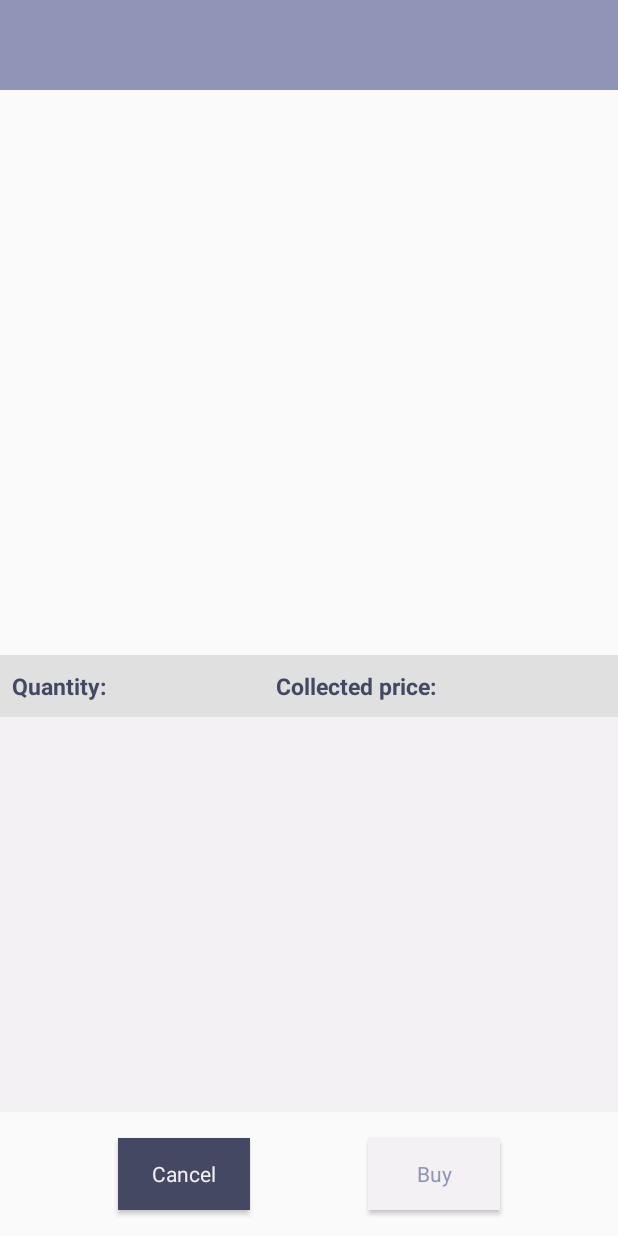
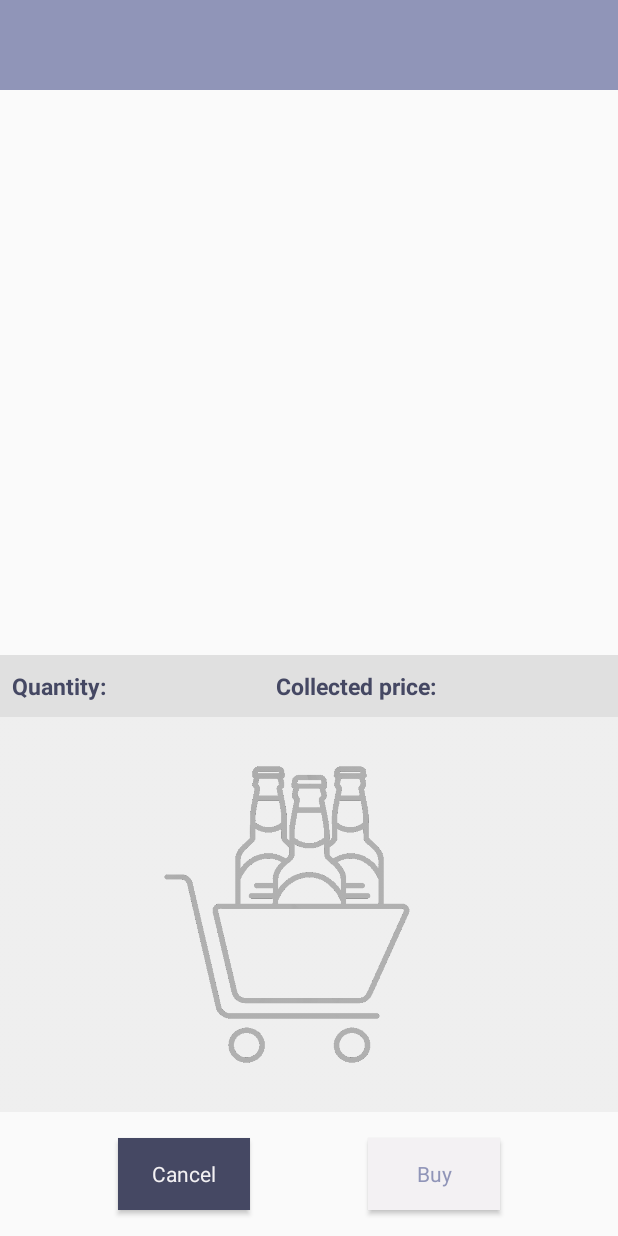
Before and after one commit to MajaSitanala/SMAP_BarApp_Group10, an Android app: the ShoppingActivity screen opened directly, with no data from a screen before it, on a phone screen of 412 x 824 dp. Run offline under Robolectric (Android 15) with nearby library versions, the light colour scheme and no system bars; our stand-ins replace Firebase (no records; nobody signed in at launch, a user with empty details on screens opened directly), Picasso, Room's generated code; libraries missing offline, so code that uses them is left out: com.facebook, com.facebook.stetho, org.checkerframework.checker; pictures from the network do not load; 6 statements that could not run were skipped.

Commit message:
Added image to shopping cart

```diff
--- a/RUS1_Bar/app/src/main/res/layout/activity_shopping.xml
+++ b/RUS1_Bar/app/src/main/res/layout/activity_shopping.xml
@@ -87,7 +87,7 @@
         android:name="com.example.rus1_bar.Fragments.Bartender.ShoppingCardFragment"
         android:layout_width="0dp"
         android:layout_height="0dp"
-        android:background="@color/Grey"
+        android:background="@drawable/beercartproject02"
         app:layout_constraintBottom_toTopOf="@+id/guideline72"
         app:layout_constraintLeft_toLeftOf="parent"
         app:layout_constraintRight_toRightOf="parent"
```
Also changed, not shown: RUS1_Bar/app/src/main/res/drawable-v24/beercartproject02.png (added).
